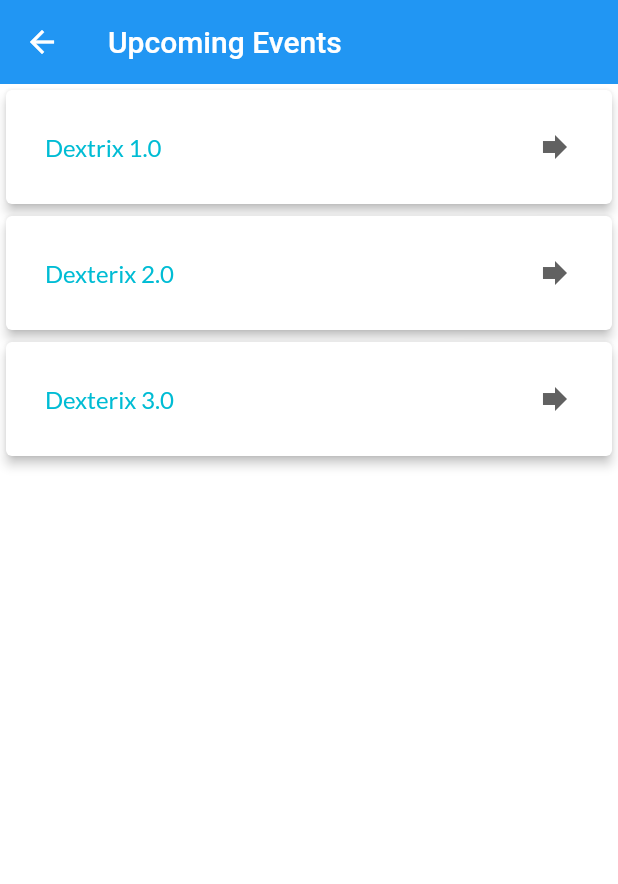
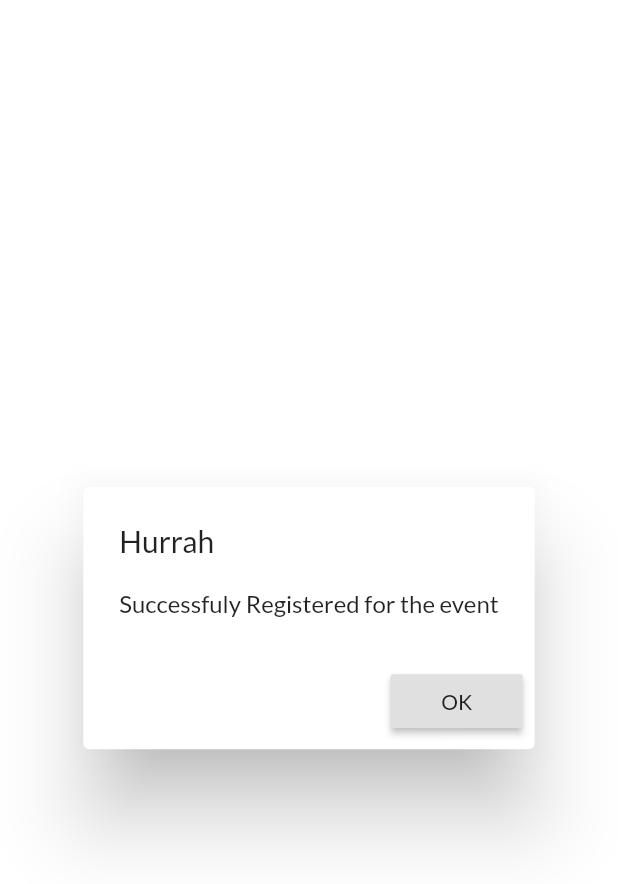
Before and after one commit to BetaZeon/Idea_Evaluator, a Flutter app: the Events screen opened by its route, after a tap on "Dextrix 1.0", on a phone screen of 412 x 824 dp. Shown: the top 884 px of the screen. Run offline on Flutter 3.47's test engine with Material 2 defaults, Android fonts, the phone set to English and light mode, and no system bars; our stand-ins replace cloud_firestore, firebase_auth, firebase_storage, google_fonts, image_picker; accounts and stored records are empty; network calls fail.

Commit message:
Added registeration success report

```diff
--- a/lib/home.dart
+++ b/lib/home.dart
@@ -50,8 +50,8 @@ class _HomeState extends State<Home> {
                   ),
                   Padding(padding: EdgeInsets.only(top: 20)),
                   ListTile(
-                    title: Text('Home'),
-                    leading: Icon(Icons.home),
+                    title: Text('Upcomming Events'),
+                    leading: Icon(Icons.dns),
                     onTap: () {
                       // Update the state of the app.
                       // ...
--- a/lib/main.dart
+++ b/lib/main.dart
@@ -3,6 +3,7 @@ import 'package:flutter/material.dart';
 import 'package:google_fonts/google_fonts.dart';
 import 'package:ideaevaluator/src/firebase/account.dart';
 import 'package:ideaevaluator/src/pages/eventlist.dart';
+import 'package:ideaevaluator/src/pages/success.dart';
 import 'package:provider/provider.dart';
 import 'home.dart';
 import 'src/welcomePage.dart';
@@ -21,6 +22,7 @@ class MyApp extends StatelessWidget {
           '/home' : (context) => Home(),
           '/events' : (context) => Events(),
           '/welcome' : (context) => WelcomePage(),
+          '/success' : (context) => Success(),
         },
         title: 'Flutter Demo',
         theme: ThemeData(
--- a/lib/src/pages/eventlist.dart
+++ b/lib/src/pages/eventlist.dart
@@ -49,7 +49,9 @@ class _EventsState extends State<Events> {
                     padding: const EdgeInsets.all(10.0),
                     child: ListTile(
                       onTap: () {
-                        Text('You have registered for this evetn successfully', style: TextStyle(color: Colors.amberAccent),);
+                        setState(() {
+                          Navigator.of(context).pushNamed('/success');
+                        });
                       },
                       title: Row(
                         children: <Widget>[
--- /dev/null
+++ b/lib/src/pages/success.dart
@@ -0,0 +1,27 @@
+import 'package:flutter/material.dart';
+
+class Success extends StatefulWidget {
+  @override
+  _SuccessState createState() => _SuccessState();
+}
+
+class _SuccessState extends State<Success> {
+  @override
+  Widget build(BuildContext context) {
+    return AlertDialog(
+      backgroundColor: Colors.white,
+      title: Text('Hurrah'),
+      content: Text('Successfuly Registered for the event'),
+      actions: <Widget>[
+        RaisedButton(
+          onPressed: (){
+            setState(() {
+              Navigator.of(context).pop();
+            });
+          },
+          child: Text('OK'),
+        )
+      ],
+    );
+  }
+}
```
Also changed, not shown: lib/src/loginPage.dart (+2 -81 lines), lib/src/welcomePage.dart (+1 -29 lines).
